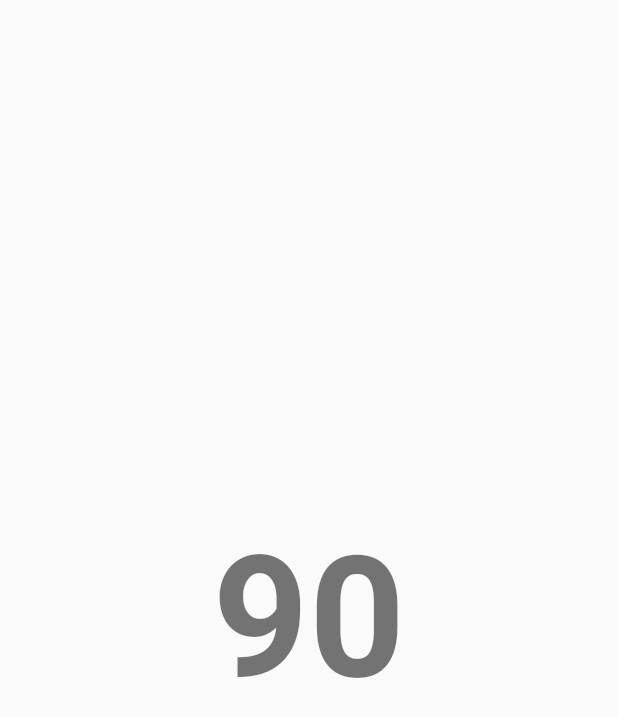
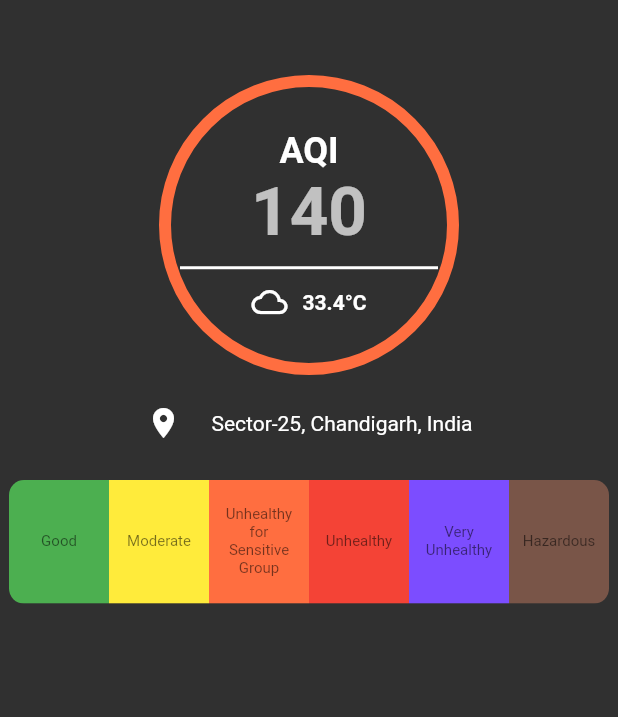
Before and after one commit to rmm93/fresh_breath, a Flutter app: the screen it shows after launch, on a phone screen of 412 x 824 dp. Shown: the top 717 px of the screen. Run offline on Flutter 3.47's test engine with Material 2 defaults, Android fonts, the phone set to English and light mode, and no system bars.

Commit message:
Home Screen Design.

```diff
--- a/lib/data/air_quaity_provider.dart
+++ b/lib/data/air_quaity_provider.dart
@@ -5,7 +5,7 @@ class AirQualityProvider with ChangeNotifier {
   AirQuality _items = AirQuality(
       status: "ok",
       data: Data(
-        aqi: 90,
+        aqi: 140,
         idx: 12428,
         attributions: [
           Attribution(
--- a/lib/main.dart
+++ b/lib/main.dart
@@ -11,7 +11,9 @@ class MyApp extends StatelessWidget {
     return ChangeNotifierProvider(
       create: (context) => AirQualityProvider(),
       child: MaterialApp(
+        debugShowCheckedModeBanner: false,
         home: HomePage(),
+        theme: ThemeData.dark(),
       ),
     );
   }
--- a/lib/screens/air_first_page.dart
+++ b/lib/screens/air_first_page.dart
@@ -1,12 +1,15 @@
 import 'package:flutter/material.dart';
+import 'package:freshbreath/data/air_quality.dart';
 
 class AirFirstPage extends StatefulWidget {
   const AirFirstPage({
     Key key,
     this.fromValue = 1,
     @required this.toValue,
+    @required this.airQuality,
     this.duration = const Duration(milliseconds: 1500),
   })  : assert(fromValue != null),
+        assert(airQuality != null),
         assert(toValue != null),
         assert(fromValue <= toValue),
         assert(duration != null),
@@ -15,6 +18,7 @@ class AirFirstPage extends StatefulWidget {
   final double fromValue;
   final double toValue;
   final Duration duration;
+  final AirQuality airQuality;
 
   @override
   State<StatefulWidget> createState() => _AirFirstPageState();
@@ -26,6 +30,7 @@ class _AirFirstPageState extends State<AirFirstPage>
   AnimationController _controller;
 
   String _number;
+  Color _aqiColor;
 
   @override
   void initState() {
@@ -42,6 +47,7 @@ class _AirFirstPageState extends State<AirFirstPage>
             });
           });
     _controller.forward();
+    _aqiColor = getAQIColor(widget.toValue);
   }
 
   @override
@@ -53,11 +59,143 @@ class _AirFirstPageState extends State<AirFirstPage>
   @override
   Widget build(BuildContext context) {
     final textTheme = Theme.of(context).textTheme;
-    return Center(
-      child: Text(
-        '$_number',
-        style: textTheme.headline1.copyWith(fontWeight: FontWeight.bold),
+    return Container(
+      width: double.infinity,
+      child: SingleChildScrollView(
+        child: Column(
+          crossAxisAlignment: CrossAxisAlignment.center,
+          children: <Widget>[
+            SizedBox(height: 50.0),
+            Stack(
+              alignment: Alignment.center,
+              children: <Widget>[
+                Container(
+                  height: 200.0,
+                  width: 200.0,
+                  decoration: BoxDecoration(
+                      shape: BoxShape.circle,
+                      border: Border.all(color: _aqiColor, width: 8)),
+                ),
+                Column(
+                  children: <Widget>[
+                    Text(
+                      'AQI',
+                      style: textTheme.headline5
+                          .copyWith(fontWeight: FontWeight.bold),
+                    ),
+                    Text(
+                      '$_number',
+                      style: textTheme.headline3
+                          .copyWith(fontWeight: FontWeight.bold),
+                    ),
+                    Container(
+                      height: 2.0,
+                      color: Colors.white,
+                      margin: EdgeInsets.symmetric(horizontal: 120.0,vertical: 10.0),
+                    ),
+                    Row(
+                      mainAxisAlignment: MainAxisAlignment.center,
+                      children: <Widget>[
+                        Icon(Icons.cloud_queue),
+                        SizedBox(width: 10.0,),
+                        Text(
+                          '${widget.airQuality.data.iaqi.t.v}°C',
+                          style: textTheme.bodyText1
+                              .copyWith(fontWeight: FontWeight.bold),
+                        ),
+                      ],
+                    ),
+                  ],
+                ),
+              ],
+            ),
+            SizedBox(
+              height: 20.0,
+            ),
+            Row(
+              mainAxisAlignment: MainAxisAlignment.center,
+              mainAxisSize: MainAxisSize.max,
+              children: <Widget>[
+                Icon(Icons.location_on),
+                SizedBox(
+                  width: 20.0,
+                ),
+                Text(widget.airQuality.data.city.name)
+              ],
+            ),
+            getAQIInfo(),
+          ],
+        ),
       ),
     );
   }
+
+  Widget getAQIInfo() {
+    return Container(
+      margin: EdgeInsets.symmetric(vertical: 20.0),
+      padding: EdgeInsets.all(6.0),
+      width: MediaQuery.of(context).size.width,
+      child: ClipRRect(
+        borderRadius: BorderRadius.circular(10.0),
+        child: Row(
+          mainAxisSize: MainAxisSize.max,
+          mainAxisAlignment: MainAxisAlignment.spaceEvenly,
+          children: <Widget>[
+            InfoBox(Colors.green, 'Good'),
+            InfoBox(Colors.yellow, 'Moderate'),
+            InfoBox(
+                Colors.deepOrangeAccent, 'Unhealthy\nfor\nSensitive\nGroup'),
+            InfoBox(Colors.red, 'Unhealthy'),
+            InfoBox(Colors.deepPurpleAccent, 'Very\nUnhealthy'),
+            InfoBox(Colors.brown, 'Hazardous'),
+          ],
+        ),
+      ),
+    );
+  }
+
+  // ignore: non_constant_identifier_names
+  Widget InfoBox(color, text) {
+    return Container(
+      width: (MediaQuery.of(context).size.width / 6) - 2,
+      height: MediaQuery.of(context).size.height / 10,
+      color: color,
+      child: Center(
+        child: Text(
+          text,
+          textAlign: TextAlign.center,
+          style: TextStyle(color: Colors.black54, fontSize: 10.0),
+        ),
+      ),
+    );
+  }
+
+  Color getAQIColor(double aqi) {
+    Color color = Colors.white;
+
+    if (aqi < 50) {
+      color = Colors.green;
+    }
+
+    if (aqi >= 50 && aqi < 100) {
+      color = Colors.yellow;
+    }
+
+    if (aqi >= 100 && aqi < 150) {
+      color = Colors.deepOrangeAccent;
+    }
+
+    if (aqi >= 150 && aqi < 200) {
+      color = Colors.red;
+    }
+
+    if (aqi >= 200 && aqi < 300) {
+      color = Colors.deepPurpleAccent;
+    }
+    if (aqi >= 300) {
+      color = Colors.brown;
+    }
+
+    return color;
+  }
 }
--- a/lib/screens/home_page.dart
+++ b/lib/screens/home_page.dart
@@ -14,7 +14,7 @@ class HomePage extends StatelessWidget {
         child: PageView(
           scrollDirection: Axis.vertical,
           children: [
-            AirFirstPage(toValue: airData.data.aqi.toDouble()),
+            AirFirstPage(toValue: airData.data.aqi.toDouble(),airQuality: airData,),
           ],
         ),
       ),
```
Also changed, not shown: pubspec.lock, 1 other file.
